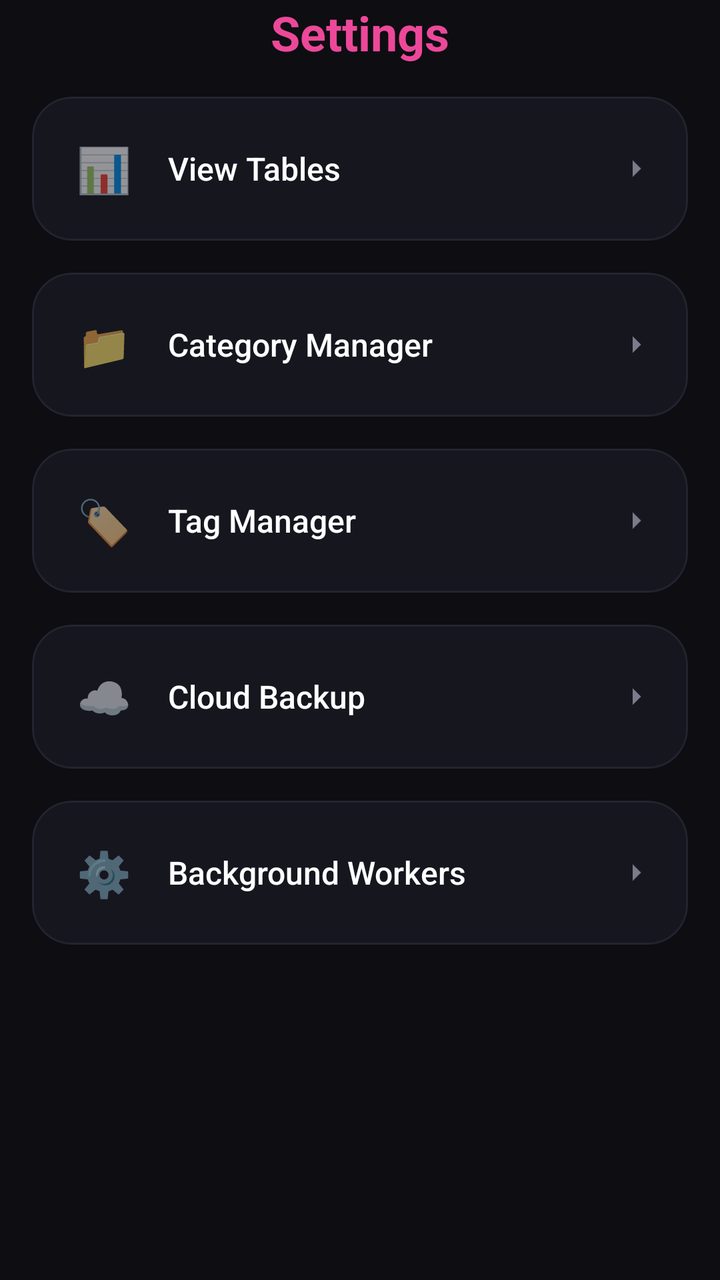
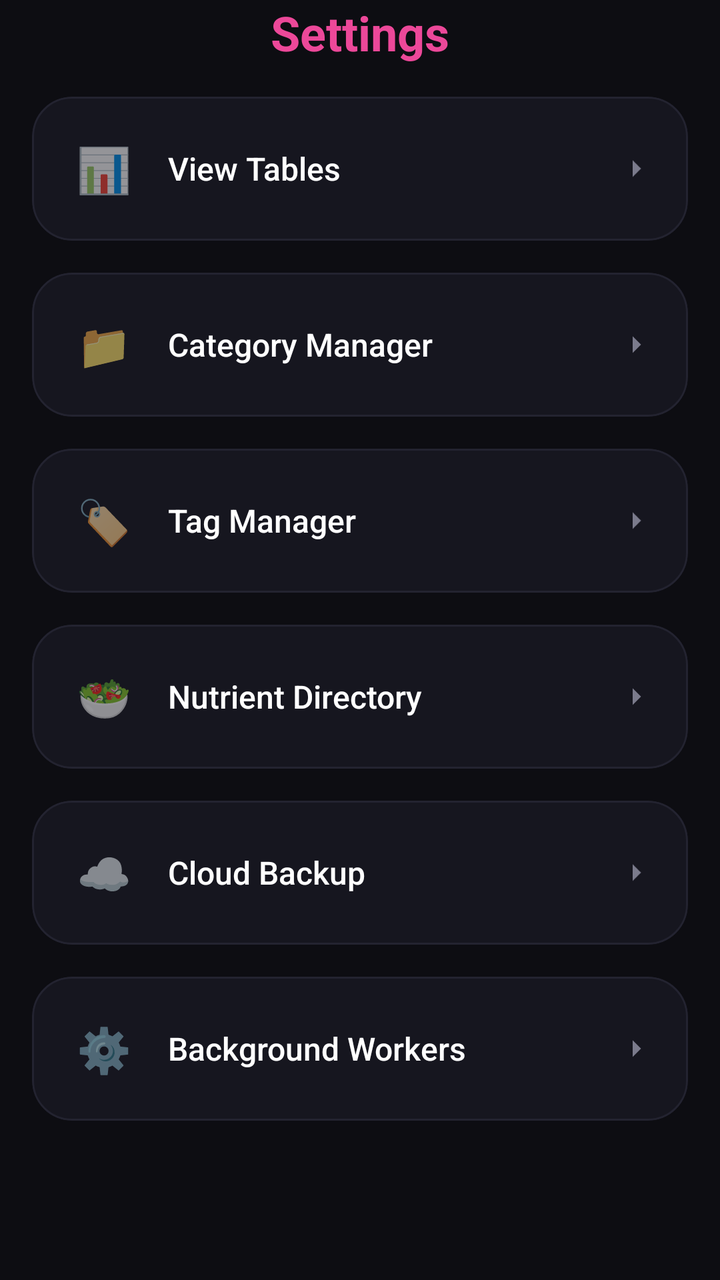

An Android layout rendered at two revisions. The XML below is the earlier revision; the diff shows what the commit changed to produce the second picture.
<!-- AndroidManifest.xml: application theme Theme.PP -->
<!-- res/layout/activity_more.xml -->
<?xml version="1.0" encoding="utf-8"?>
<androidx.constraintlayout.widget.ConstraintLayout xmlns:android="http://schemas.android.com/apk/res/android"
    xmlns:app="http://schemas.android.com/apk/res-auto"
    android:layout_width="match_parent"
    android:layout_height="match_parent"
    android:background="@color/background"
    android:fitsSystemWindows="true">

    
    <TextView
        android:id="@+id/tvTitle"
        android:layout_width="wrap_content"
        android:layout_height="wrap_content"
        android:text="Settings"
        android:textColor="@color/accent_pink"
        android:textSize="24sp"
        android:textStyle="bold"
        app:layout_constraintEnd_toEndOf="parent"
        app:layout_constraintStart_toStartOf="parent"
        app:layout_constraintTop_toTopOf="parent" />

    <LinearLayout
        android:layout_width="match_parent"
        android:layout_height="wrap_content"
        android:orientation="vertical"
        android:padding="16dp"
        app:layout_constraintTop_toBottomOf="@id/tvTitle">

        
        <com.google.android.material.card.MaterialCardView
            android:id="@+id/btnViewTables"
            android:layout_width="match_parent"
            android:layout_height="wrap_content"
            android:layout_marginBottom="16dp"
            app:cardBackgroundColor="@color/card_background"
            app:cardCornerRadius="20dp"
            app:cardElevation="0dp"
            app:strokeColor="@color/stroke_color"
            app:strokeWidth="1dp">
            <LinearLayout
                android:layout_width="match_parent"
                android:layout_height="wrap_content"
                android:orientation="horizontal"
                android:gravity="center_vertical"
                android:padding="16dp">
                <TextView
                    android:layout_width="40dp"
                    android:layout_height="40dp"
                    android:gravity="center"
                    android:text="📊"
                    android:textSize="22sp" />
                <TextView
                    android:layout_width="0dp"
                    android:layout_height="wrap_content"
                    android:layout_weight="1"
                    android:layout_marginStart="12dp"
                    android:text="View Tables"
                    android:textColor="@color/text_primary"
                    android:textSize="16sp"
                    android:fontFamily="sans-serif-medium" />
                <ImageView
                    android:layout_width="20dp"
                    android:layout_height="20dp"
                    android:src="@drawable/ic_arrow_down"
                    android:rotation="-90"
                    app:tint="@color/text_muted" />
            </LinearLayout>
        </com.google.android.material.card.MaterialCardView>

        
        <com.google.android.material.card.MaterialCardView
            android:id="@+id/btnCategoryManager"
            android:layout_width="match_parent"
            android:layout_height="wrap_content"
            android:layout_marginBottom="16dp"
            app:cardBackgroundColor="@color/card_background"
            app:cardCornerRadius="20dp"
            app:cardElevation="0dp"
            app:strokeColor="@color/stroke_color"
            app:strokeWidth="1dp">
            <LinearLayout
                android:layout_width="match_parent"
                android:layout_height="wrap_content"
                android:orientation="horizontal"
                android:gravity="center_vertical"
                android:padding="16dp">
                <TextView
                    android:layout_width="40dp"
                    android:layout_height="40dp"
                    android:gravity="center"
                    android:text="📁"
                    android:textSize="22sp" />
                <TextView
                    android:layout_width="0dp"
                    android:layout_height="wrap_content"
                    android:layout_weight="1"
                    android:layout_marginStart="12dp"
                    android:text="Category Manager"
                    android:textColor="@color/text_primary"
                    android:textSize="16sp"
                    android:fontFamily="sans-serif-medium" />
                <ImageView
                    android:layout_width="20dp"
                    android:layout_height="20dp"
                    android:src="@drawable/ic_arrow_down"
                    android:rotation="-90"
                    app:tint="@color/text_muted" />
            </LinearLayout>
        </com.google.android.material.card.MaterialCardView>

        
        <com.google.android.material.card.MaterialCardView
            android:id="@+id/btnTagManager"
            android:layout_width="match_parent"
            android:layout_height="wrap_content"
            android:layout_marginBottom="16dp"
            app:cardBackgroundColor="@color/card_background"
            app:cardCornerRadius="20dp"
            app:cardElevation="0dp"
            app:strokeColor="@color/stroke_color"
            app:strokeWidth="1dp">
            <LinearLayout
                android:layout_width="match_parent"
                android:layout_height="wrap_content"
                android:orientation="horizontal"
                android:gravity="center_vertical"
                android:padding="16dp">
                <TextView
                    android:layout_width="40dp"
                    android:layout_height="40dp"
                    android:gravity="center"
                    android:text="🏷️"
                    android:textSize="22sp" />
                <TextView
                    android:layout_width="0dp"
                    android:layout_height="wrap_content"
                    android:layout_weight="1"
                    android:layout_marginStart="12dp"
                    android:text="Tag Manager"
                    android:textColor="@color/text_primary"
                    android:textSize="16sp"
                    android:fontFamily="sans-serif-medium" />
                <ImageView
                    android:layout_width="20dp"
                    android:layout_height="20dp"
                    android:src="@drawable/ic_arrow_down"
                    android:rotation="-90"
                    app:tint="@color/text_muted" />
            </LinearLayout>
        </com.google.android.material.card.MaterialCardView>

        
        <com.google.android.material.card.MaterialCardView
            android:id="@+id/btnBackup"
            android:layout_width="match_parent"
            android:layout_height="wrap_content"
            android:layout_marginBottom="16dp"
            app:cardBackgroundColor="@color/card_background"
            app:cardCornerRadius="20dp"
            app:cardElevation="0dp"
            app:strokeColor="@color/stroke_color"
            app:strokeWidth="1dp">
            <LinearLayout
                android:layout_width="match_parent"
                android:layout_height="wrap_content"
                android:orientation="horizontal"
                android:gravity="center_vertical"
                android:padding="16dp">
                <TextView
                    android:layout_width="40dp"
                    android:layout_height="40dp"
                    android:gravity="center"
                    android:text="☁️"
                    android:textSize="22sp" />
                <TextView
                    android:layout_width="0dp"
                    android:layout_height="wrap_content"
                    android:layout_weight="1"
                    android:layout_marginStart="12dp"
                    android:text="Cloud Backup"
                    android:textColor="@color/text_primary"
                    android:textSize="16sp"
                    android:fontFamily="sans-serif-medium" />
                <ImageView
                    android:layout_width="20dp"
                    android:layout_height="20dp"
                    android:src="@drawable/ic_arrow_down"
                    android:rotation="-90"
                    app:tint="@color/text_muted" />
            </LinearLayout>
        </com.google.android.material.card.MaterialCardView>

        
        <com.google.android.material.card.MaterialCardView
            android:id="@+id/btnWorkers"
            android:layout_width="match_parent"
            android:layout_height="wrap_content"
            android:layout_marginBottom="16dp"
            app:cardBackgroundColor="@color/card_background"
            app:cardCornerRadius="20dp"
            app:cardElevation="0dp"
            app:strokeColor="@color/stroke_color"
            app:strokeWidth="1dp">
            <LinearLayout
                android:layout_width="match_parent"
                android:layout_height="wrap_content"
                android:orientation="horizontal"
                android:gravity="center_vertical"
                android:padding="16dp">
                <TextView
                    android:layout_width="40dp"
                    android:layout_height="40dp"
                    android:gravity="center"
                    android:text="⚙️"
                    android:textSize="22sp" />
                <TextView
                    android:layout_width="0dp"
                    android:layout_height="wrap_content"
                    android:layout_weight="1"
                    android:layout_marginStart="12dp"
                    android:text="Background Workers"
                    android:textColor="@color/text_primary"
                    android:textSize="16sp"
                    android:fontFamily="sans-serif-medium" />
                <ImageView
                    android:layout_width="20dp"
                    android:layout_height="20dp"
                    android:src="@drawable/ic_arrow_down"
                    android:rotation="-90"
                    app:tint="@color/text_muted" />
            </LinearLayout>
        </com.google.android.material.card.MaterialCardView>

    </LinearLayout>

</androidx.constraintlayout.widget.ConstraintLayout>
<!-- resources referenced by this layout -->
<resources>
  <color name="accent_pink">#EC4899</color>
  <color name="background">#0D0D12</color>
  <color name="card_background">#16161F</color>
  <color name="stroke_color">#232330</color>
  <color name="text_muted">#7B7B8C</color>
  <color name="text_primary">#FFFFFF</color>
  <!-- drawable ic_arrow_down (drawable) -->
  <vector xmlns:android="http://schemas.android.com/apk/res/android"
      android:width="24dp"
      android:height="24dp"
      android:viewportWidth="24"
      android:viewportHeight="24">
    <path
        android:fillColor="#FFFFFFFF"
        android:pathData="M7,10l5,5 5,-5H7z"/>
  </vector>
  <style name="Theme.PP" parent="Theme.MaterialComponents.DayNight.NoActionBar">
          
          <item name="colorPrimary">@color/accent_purple</item>
          <item name="colorPrimaryVariant">@color/selected_date_bg</item>
          <item name="colorOnPrimary">@color/white</item>
          
          <item name="colorSecondary">@color/accent_pink</item>
          <item name="colorSecondaryVariant">@color/accent_pink</item>
          <item name="colorOnSecondary">@color/black</item>
          
          <item name="android:statusBarColor">@color/background</item>
          
      </style>
  <color name="accent_purple">#A855F7</color>
  <color name="selected_date_bg">#9333EA</color>
  <color name="white">#FFFFFFFF</color>
  <color name="black">#FF000000</color>
</resources>

<!-- the commit's change to res/layout/activity_more.xml (unified diff, before → after) -->
@@ -151,6 +151,47 @@
 
         
         <com.google.android.material.card.MaterialCardView
+            android:id="@+id/btnNutrientDirectory"
+            android:layout_width="match_parent"
+            android:layout_height="wrap_content"
+            android:layout_marginBottom="16dp"
+            app:cardBackgroundColor="@color/card_background"
+            app:cardCornerRadius="20dp"
+            app:cardElevation="0dp"
+            app:strokeColor="@color/stroke_color"
+            app:strokeWidth="1dp">
+            <LinearLayout
+                android:layout_width="match_parent"
+                android:layout_height="wrap_content"
+                android:orientation="horizontal"
+                android:gravity="center_vertical"
+                android:padding="16dp">
+                <TextView
+                    android:layout_width="40dp"
+                    android:layout_height="40dp"
+                    android:gravity="center"
+                    android:text="🥗"
+                    android:textSize="22sp" />
+                <TextView
+                    android:layout_width="0dp"
+                    android:layout_height="wrap_content"
+                    android:layout_weight="1"
+                    android:layout_marginStart="12dp"
+                    android:text="Nutrient Directory"
+                    android:textColor="@color/text_primary"
+                    android:textSize="16sp"
+                    android:fontFamily="sans-serif-medium" />
+                <ImageView
+                    android:layout_width="20dp"
+                    android:layout_height="20dp"
+                    android:src="@drawable/ic_arrow_down"
+                    android:rotation="-90"
+                    app:tint="@color/text_muted" />
+            </LinearLayout>
+        </com.google.android.material.card.MaterialCardView>
+
+        
+        <com.google.android.material.card.MaterialCardView
             android:id="@+id/btnBackup"
             android:layout_width="match_parent"
             android:layout_height="wrap_content"
